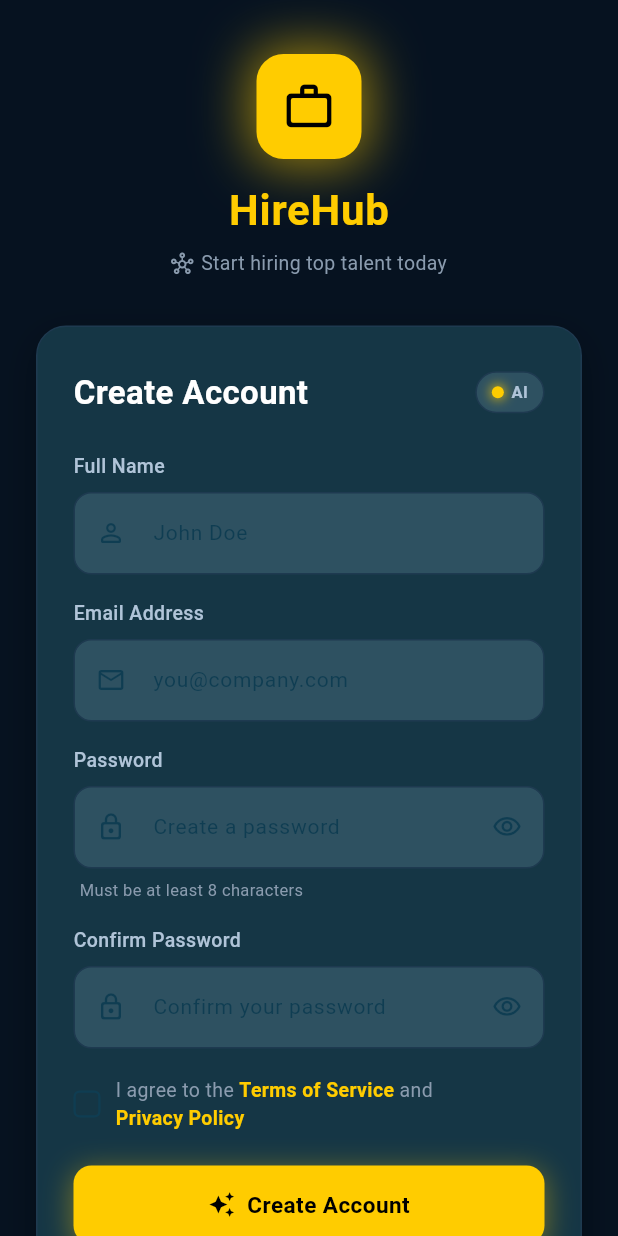
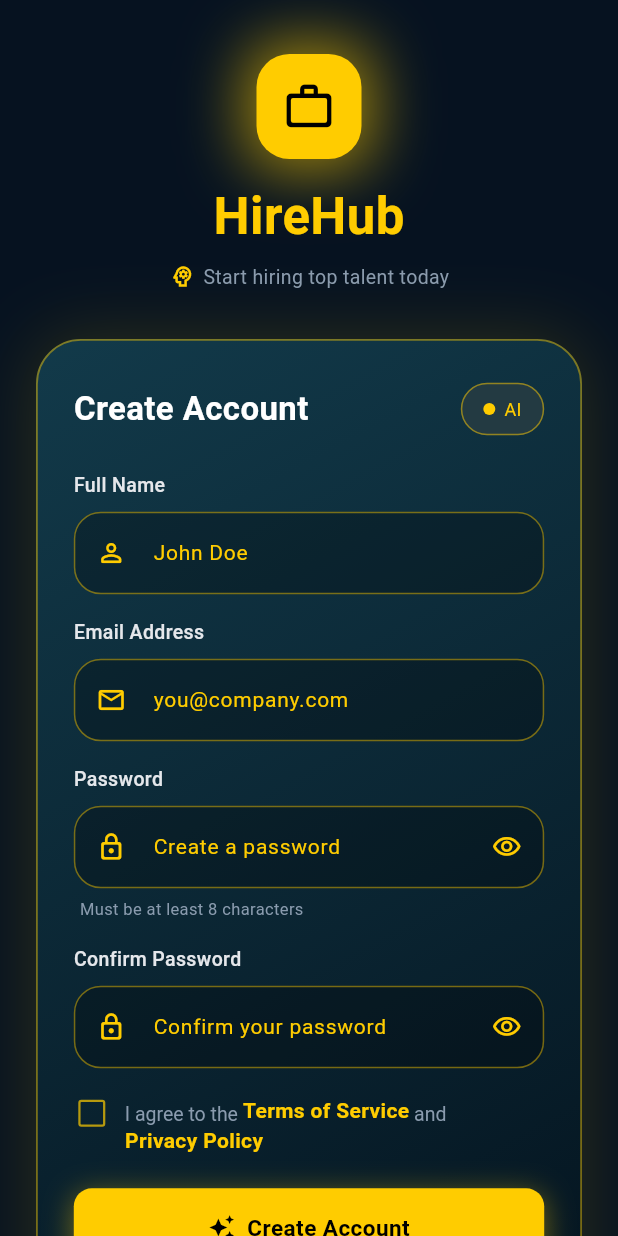
Before and after one commit to satishtridizi/job_portal, a Flutter app: the SignupScreen screen opened directly, on a phone screen of 412 x 824 dp. Run offline on Flutter 3.47's test engine with Material 3 defaults, Android fonts, the phone set to English and light mode, and no system bars.

Commit message:
created login,sign up, dashboard and apps screens and successfully wired screens

```diff
--- a/lib/screens/login_screen.dart
+++ b/lib/screens/login_screen.dart
@@ -77,7 +77,15 @@
   Widget build(BuildContext context) {
     return Scaffold(
       backgroundColor: AppColors.background,
-      body: SafeArea(
+      body: Container(
+        decoration: const BoxDecoration(
+          gradient: RadialGradient(
+            center: Alignment.topCenter,
+            radius: 1.2,
+            colors: [Color(0xFF143C4A), Color(0xFF061220)],
+          ),
+        ),
+        child: SafeArea(
           child: SingleChildScrollView(
             padding: const EdgeInsets.symmetric(horizontal: 24),
             child: Column(
@@ -263,6 +271,7 @@
             ),
           ),
         ),
+      ),
     );
   }
 }
--- a/lib/screens/signup_screen.dart
+++ b/lib/screens/signup_screen.dart
@@ -10,6 +10,7 @@
 }
 
 class _SignupScreenState extends State<SignupScreen> {
+  bool _agreeTerms = false;
   final TextEditingController _nameController = TextEditingController();
   final TextEditingController _emailController = TextEditingController();
   final TextEditingController _passwordController = TextEditingController();
@@ -215,76 +216,65 @@
 
                     // Terms checkbox
                     Row(
-                      crossAxisAlignment: CrossAxisAlignment.center,
+                      crossAxisAlignment: CrossAxisAlignment.start,
                       children: [
-                        GestureDetector(
-                          onTap: () =>
-                              setState(() => _agreedToTerms = !_agreedToTerms),
-                          child: Container(
-                            width: 18,
-                            height: 18,
-                            decoration: BoxDecoration(
-                              color: _agreedToTerms
-                                  ? AppColors.primary
-                                  : Colors.transparent,
-                              border: Border.all(
-                                color: _agreedToTerms
-                                    ? AppColors.primary
-                                    : AppColors.iconColor,
+                        SizedBox(
+                          width: 24,
+                          height: 24,
+                          child: Checkbox(
+                            value: _agreeTerms,
+                            onChanged: (value) {
+                              setState(() {
+                                _agreeTerms = value ?? false;
+                              });
+                            },
+                            activeColor: AppColors.primary,
+                            checkColor: Colors.black,
+                            side: BorderSide(
+                              color: AppColors.primary.withOpacity(.7),
                               width: 1.5,
                             ),
-                              borderRadius: BorderRadius.circular(4),
-                            ),
-                            child: _agreedToTerms
-                                ? const Icon(
-                                    Icons.check,
-                                    color: Colors.black,
-                                    size: 13,
-                                  )
-                                : null,
                           ),
                         ),
+
                         const SizedBox(width: 10),
-                        Flexible(
-                          child: Wrap(
-                            children: [
-                              const Text(
-                                'I agree to the ',
-                                style: TextStyle(
+
+                        Expanded(
+                          child: RichText(
+                            text: TextSpan(
+                              style: const TextStyle(
                                 color: AppColors.textGrey,
                                 fontSize: 13,
                               ),
-                              ),
-                              GestureDetector(
+                              children: [
+                                const TextSpan(text: 'I agree to the '),
+                                WidgetSpan(
+                                  child: GestureDetector(
                                     onTap: _onTermsOfService,
                                     child: const Text(
                                       'Terms of Service',
                                       style: TextStyle(
                                         color: AppColors.primary,
-                                    fontSize: 13,
                                         fontWeight: FontWeight.w600,
                                       ),
                                     ),
                                   ),
-                              const Text(
-                                ' and ',
-                                style: TextStyle(
-                                  color: AppColors.textGrey,
-                                  fontSize: 13,
                                 ),
-                              ),
-                              GestureDetector(
+                                const TextSpan(text: ' and '),
+                                WidgetSpan(
+                                  child: GestureDetector(
                                     onTap: _onPrivacyPolicy,
                                     child: const Text(
                                       'Privacy Policy',
                                       style: TextStyle(
                                         color: AppColors.primary,
-                                    fontSize: 13,
                                         fontWeight: FontWeight.w600,
                                       ),
                                     ),
                                   ),
+                                ),
                               ],
+                            ),
                           ),
                         ),
                       ],
@@ -296,9 +286,18 @@
                     HireHubButton(
                       label: 'Create Account',
                       prefixIcon: Icons.auto_awesome,
-                      onTap: _onCreateAccount,
+                      onTap: _agreeTerms
+                          ? _onCreateAccount
+                          : () {
+                              ScaffoldMessenger.of(context).showSnackBar(
+                                const SnackBar(
+                                  content: Text(
+                                    'Please accept Terms of Service and Privacy Policy',
                                   ),
-
+                                ),
+                              );
+                            },
+                    ),
                     const SizedBox(height: 20),
 
                     // Sign In link
--- a/lib/utils/app_colors.dart
+++ b/lib/utils/app_colors.dart
@@ -8,14 +8,14 @@
   static const Color primaryDark = Color(0xFFE6B800);
   static const Color textWhite = Color(0xFFFFFFFF);
   static const Color textGrey = Color(0xFF8A9BAE);
-  static const Color textLight = Color(0xFFB0C4D8);
-  static const Color inputBorder = Color(0xFF1E3A50);
+  static const Color textLight = Color(0xFFE5E7EB);
+  static const Color inputBorder = Color(0xFF8C6A00);
   static const Color iconBg = Color(0xFF0A1C2E);
   static const Color reviewingBadge = Color(0xFF2A3A4A);
   static const Color shortlistBadge = Color(0xFF0D3040);
-  static const Color iconColor = Color.fromARGB(255, 15, 61, 82);
-  static const Color cardBackground = Color.fromARGB(255, 21, 54, 69);
-  static const Color inputBackground = Color.fromARGB(255, 46, 81, 97);
+  static const Color iconColor = Color(0xFFFFCC00);
+  static const Color cardBackground = Color(0xFF0B2534);
+  static const Color inputBackground = Color(0xFF112634);
   static const Color btnDisabled = Color(0xFF1C3347);
   static const Color bg = background;
   static const Color card = cardDark;
--- a/lib/widgets/common_widgets.dart
+++ b/lib/widgets/common_widgets.dart
@@ -16,12 +16,12 @@
           height: 70,
           decoration: BoxDecoration(
             color: AppColors.primary,
-            borderRadius: BorderRadius.circular(18),
+            borderRadius: BorderRadius.circular(22),
             boxShadow: [
               BoxShadow(
-                color: AppColors.primary.withOpacity(0.6),
-                blurRadius: 30,
-                spreadRadius: 4,
+                color: AppColors.primary.withOpacity(.6),
+                blurRadius: 35,
+                spreadRadius: 8,
               ),
             ],
           ),
@@ -33,13 +33,12 @@
         ),
         const SizedBox(height: 14),
         // App Name
-        const Text(
+        Text(
           'HireHub',
           style: TextStyle(
             color: AppColors.primary,
-            fontSize: 28,
-            fontWeight: FontWeight.bold,
-            letterSpacing: 0.5,
+            fontSize: 34,
+            fontWeight: FontWeight.w700,
           ),
         ),
         const SizedBox(height: 6),
@@ -47,7 +46,11 @@
         Row(
           mainAxisSize: MainAxisSize.min,
           children: [
-            const Icon(Icons.hub_outlined, color: AppColors.textGrey, size: 15),
+            const Icon(
+              Icons.psychology_outlined,
+              color: AppColors.primary,
+              size: 18,
+            ),
             const SizedBox(width: 5),
             Text(
               subtitle,
@@ -71,14 +74,21 @@
       width: double.infinity,
       padding: const EdgeInsets.symmetric(horizontal: 24, vertical: 28),
       decoration: BoxDecoration(
-        color: AppColors.cardBackground,
-        borderRadius: BorderRadius.circular(20),
-        border: Border.all(color: AppColors.inputBorder, width: 1),
+        borderRadius: BorderRadius.circular(30),
+        gradient: const LinearGradient(
+          begin: Alignment.topLeft,
+          end: Alignment.bottomRight,
+          colors: [Color(0xFF123A4A), Color(0xFF04131E)],
+        ),
+        border: Border.all(
+          color: AppColors.primary.withOpacity(.45),
+          width: 1.2,
+        ),
         boxShadow: [
           BoxShadow(
-            color: Colors.black.withOpacity(0.3),
-            blurRadius: 20,
-            offset: const Offset(0, 8),
+            color: AppColors.primary.withOpacity(.15),
+            blurRadius: 40,
+            spreadRadius: 2,
           ),
         ],
       ),
@@ -94,11 +104,11 @@
   @override
   Widget build(BuildContext context) {
     return Container(
-      padding: const EdgeInsets.symmetric(horizontal: 10, vertical: 5),
+      padding: const EdgeInsets.symmetric(horizontal: 14, vertical: 8),
       decoration: BoxDecoration(
-        color: AppColors.inputBackground,
+        color: const Color(0xff233A42),
         borderRadius: BorderRadius.circular(20),
-        border: Border.all(color: AppColors.inputBorder),
+        border: Border.all(color: AppColors.primary.withOpacity(.5)),
       ),
       child: Row(
         mainAxisSize: MainAxisSize.min,
@@ -106,26 +116,15 @@
           Container(
             width: 8,
             height: 8,
-            decoration: BoxDecoration(
+            decoration: const BoxDecoration(
               color: AppColors.primary,
               shape: BoxShape.circle,
-              boxShadow: [
-                BoxShadow(
-                  color: AppColors.primary.withOpacity(0.8),
-                  blurRadius: 6,
-                  spreadRadius: 1,
-                ),
-              ],
             ),
           ),
-          const SizedBox(width: 5),
+          const SizedBox(width: 6),
           const Text(
             'AI',
-            style: TextStyle(
-              color: AppColors.textLight,
-              fontSize: 11,
-              fontWeight: FontWeight.w600,
-            ),
+            style: TextStyle(color: AppColors.primary, fontSize: 12),
           ),
         ],
       ),
@@ -161,9 +160,9 @@
       children: [
         Container(
           decoration: BoxDecoration(
-            color: AppColors.inputBackground,
-            borderRadius: BorderRadius.circular(12),
-            border: Border.all(color: AppColors.inputBorder, width: 1),
+            color: Colors.black.withOpacity(.25),
+            borderRadius: BorderRadius.circular(18),
+            border: Border.all(color: AppColors.primary.withOpacity(.45)),
           ),
           child: TextField(
             controller: controller,
```
Lines whose indentation alone changed are shown as unchanged.
